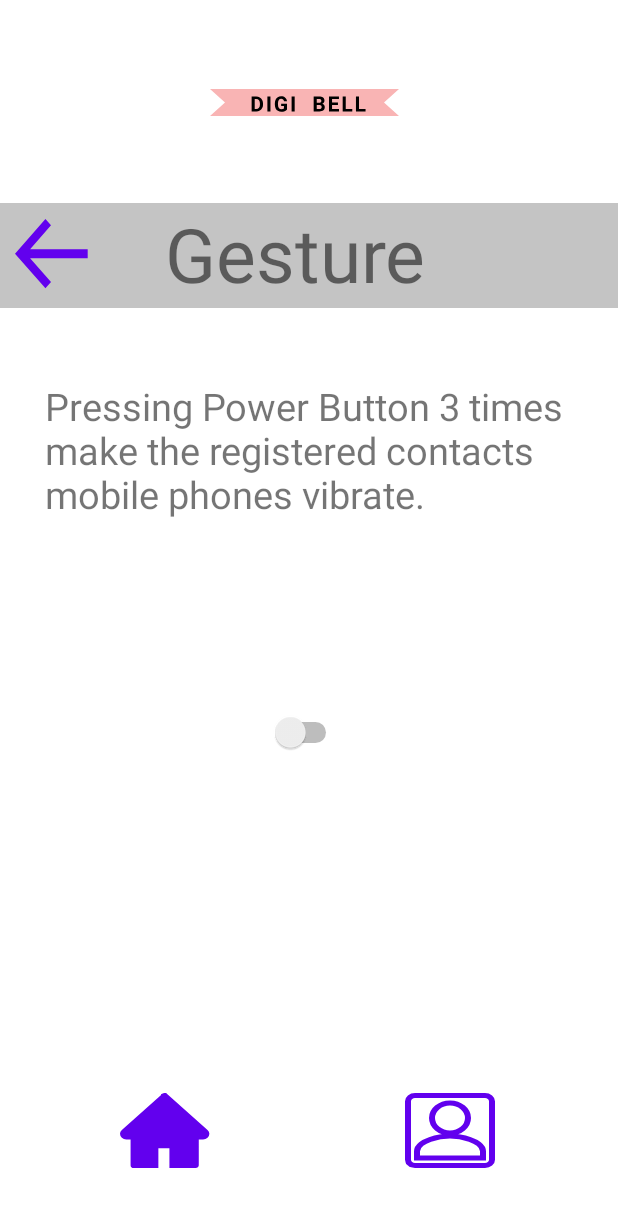
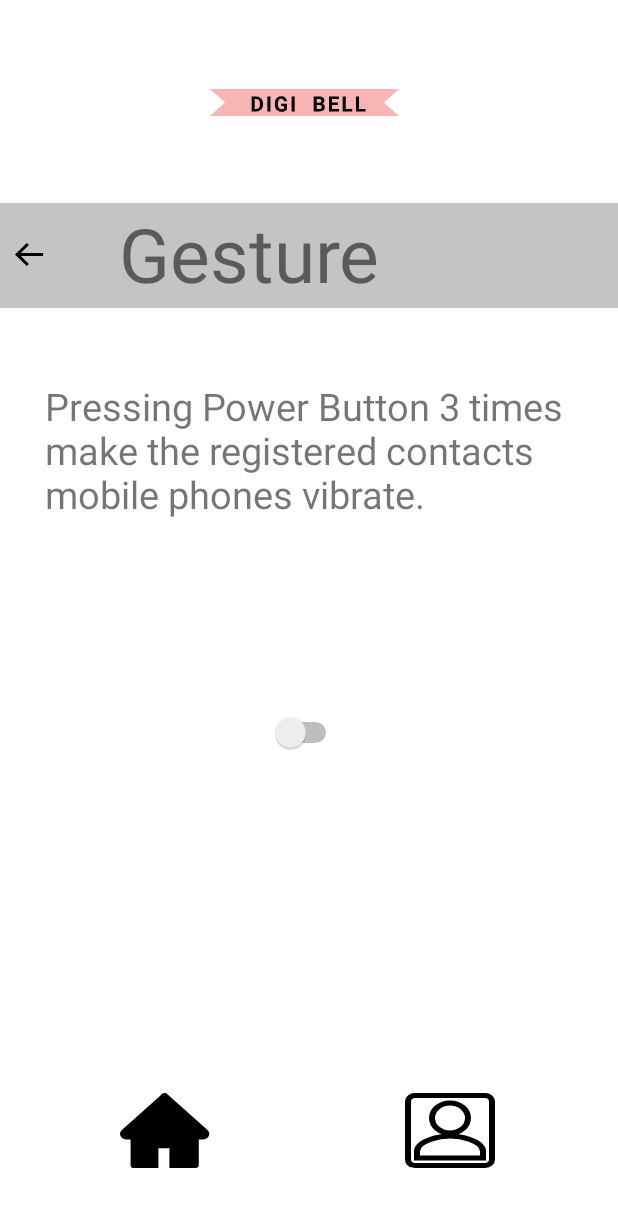
Before and after one commit to QuAnTaMStRiKe/Digi_Bell, an Android app: the layout activity_gestures.xml on its own in the app's theme, with its tools: preview values and no code run, on a phone screen of 412 x 824 dp. Shown: the top 1207 px of the screen. Run offline under Robolectric (Android 15) with nearby library versions, the phone set to English and light mode, and no system bars.

Commit message:
Buttons Corrected

```diff
--- a/app/src/main/res/layout/activity_contacts.xml
+++ b/app/src/main/res/layout/activity_contacts.xml
@@ -23,13 +23,13 @@
         android:layout_marginTop="135dp"
         android:background="@drawable/ic_rectangle">
 
-        <Button
+        <ImageButton
             android:id="@+id/back1"
-            android:layout_width="50dp"
+            android:layout_width="wrap_content"
             android:layout_marginLeft="10dp"
             android:layout_height="wrap_content"
             android:layout_gravity="center_vertical"
-            android:background="@drawable/ic_back"
+            android:background="@drawable/ic_back_button"
             android:backgroundTint="@color/black" />
 
         <TextView
--- a/app/src/main/res/layout/activity_gestures.xml
+++ b/app/src/main/res/layout/activity_gestures.xml
@@ -23,13 +23,13 @@
         android:layout_marginTop="135dp"
         android:background="@drawable/ic_rectangle">
 
-        <Button
+        <ImageButton
             android:id="@+id/back1"
-            android:layout_width="50dp"
+            android:layout_width="wrap_content"
             android:layout_marginLeft="10dp"
             android:layout_height="wrap_content"
             android:layout_gravity="center_vertical"
-            android:background="@drawable/ic_back"
+            android:background="@drawable/ic_back_button"
             android:backgroundTint="@color/black" />
 
         <TextView
@@ -83,7 +83,7 @@
         android:layout_marginStart="80dp"
         android:layout_marginBottom="45dp">
 
-        <Button
+        <ImageButton
             android:id="@+id/button"
             android:layout_width="60dp"
             android:layout_height="50dp"
@@ -98,7 +98,7 @@
         android:layout_marginStart="270dp"
         android:layout_marginBottom="45dp">
 
-        <Button
+        <ImageButton
             android:id="@+id/button2"
             android:layout_width="60dp"
             android:layout_height="50dp"
--- a/app/src/main/res/layout/activity_home_screen1.xml
+++ b/app/src/main/res/layout/activity_home_screen1.xml
@@ -31,7 +31,7 @@
         android:layout_marginStart="80dp"
         android:layout_marginBottom="45dp">
 
-        <Button
+        <ImageButton
             android:id="@+id/button"
             android:layout_width="60dp"
             android:layout_height="50dp"
@@ -46,7 +46,7 @@
         android:layout_marginStart="270dp"
         android:layout_marginBottom="45dp">
 
-        <Button
+        <ImageButton
             android:id="@+id/button2"
             android:layout_width="60dp"
             android:layout_height="50dp"
--- a/app/src/main/res/layout/activity_home_screen3.xml
+++ b/app/src/main/res/layout/activity_home_screen3.xml
@@ -31,7 +31,7 @@
         android:layout_marginStart="80dp"
         android:layout_marginBottom="45dp">
 
-        <Button
+        <ImageButton
             android:id="@+id/button"
             android:layout_width="60dp"
             android:layout_height="50dp"
@@ -46,7 +46,7 @@
         android:layout_marginStart="270dp"
         android:layout_marginBottom="45dp">
 
-        <Button
+        <ImageButton
             android:id="@+id/button2"
             android:layout_width="60dp"
             android:layout_height="50dp"
```
Also changed, not shown: app/src/main/res/layout/activity_home_screen2.xml (+4 -3 lines).
